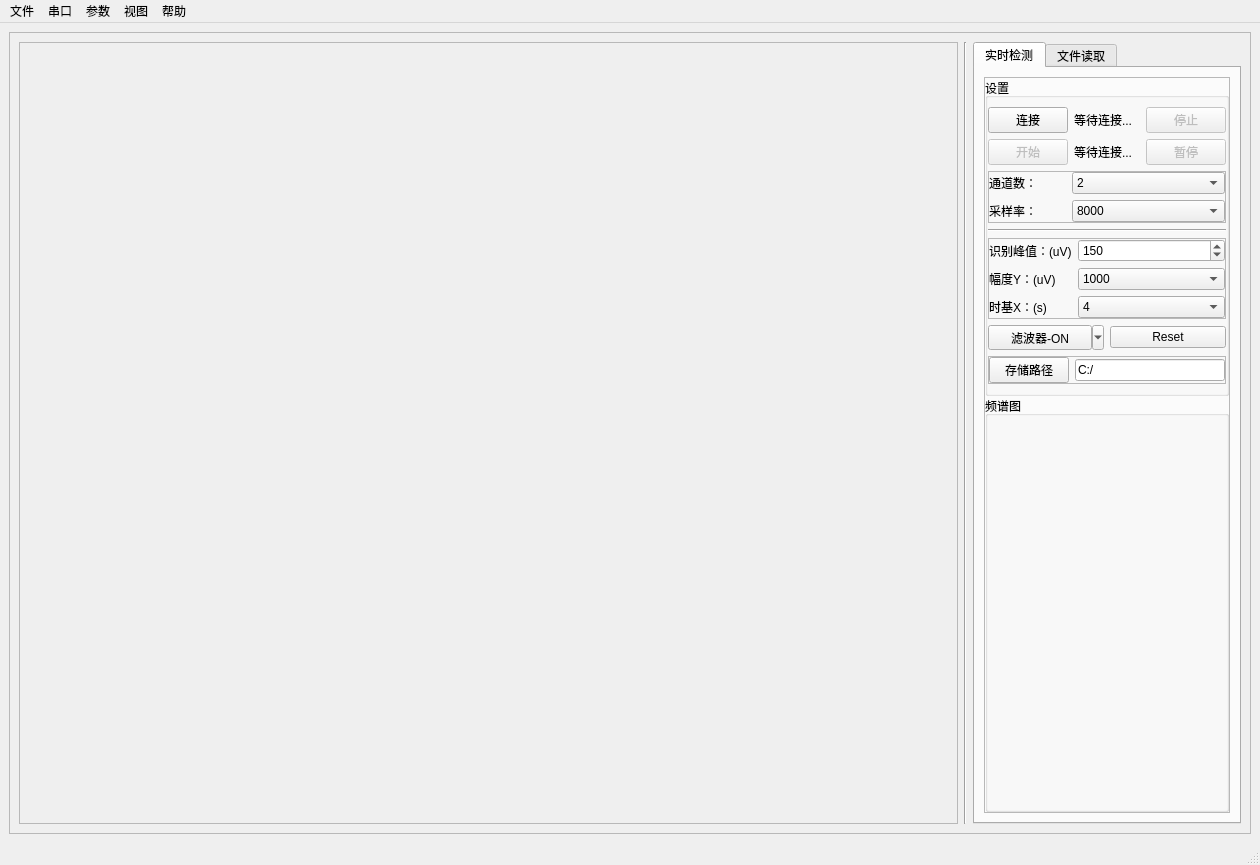
Qt form EMG/ui/mainWindow.ui (Bayyys/EMGexe) before a commit.
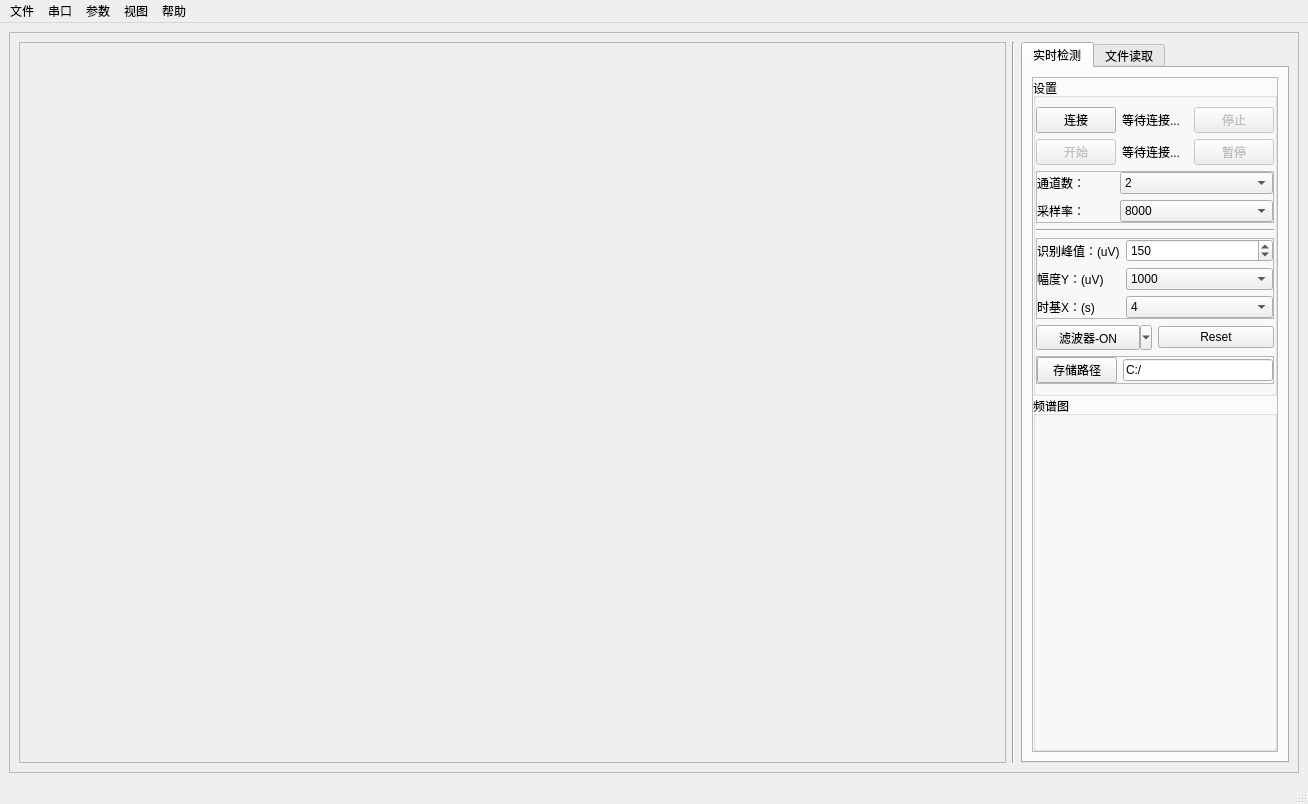
The same form after that commit.

The edit to the form file:
```diff
--- a/EMG/ui/mainWindow.ui
+++ b/EMG/ui/mainWindow.ui
@@ -6,8 +6,8 @@
    <rect>
     <x>0</x>
     <y>0</y>
-    <width>1260</width>
-    <height>865</height>
+    <width>1308</width>
+    <height>804</height>
    </rect>
   </property>
   <property name="sizePolicy">
@@ -61,8 +61,8 @@
            <rect>
             <x>0</x>
             <y>0</y>
-            <width>947</width>
-            <height>780</height>
+            <width>995</width>
+            <height>719</height>
            </rect>
           </property>
           <layout class="QVBoxLayout" name="verticalLayout_4">
@@ -1500,7 +1500,7 @@
     <rect>
      <x>0</x>
      <y>0</y>
-     <width>1260</width>
+     <width>1308</width>
      <height>23</height>
     </rect>
    </property>
```
